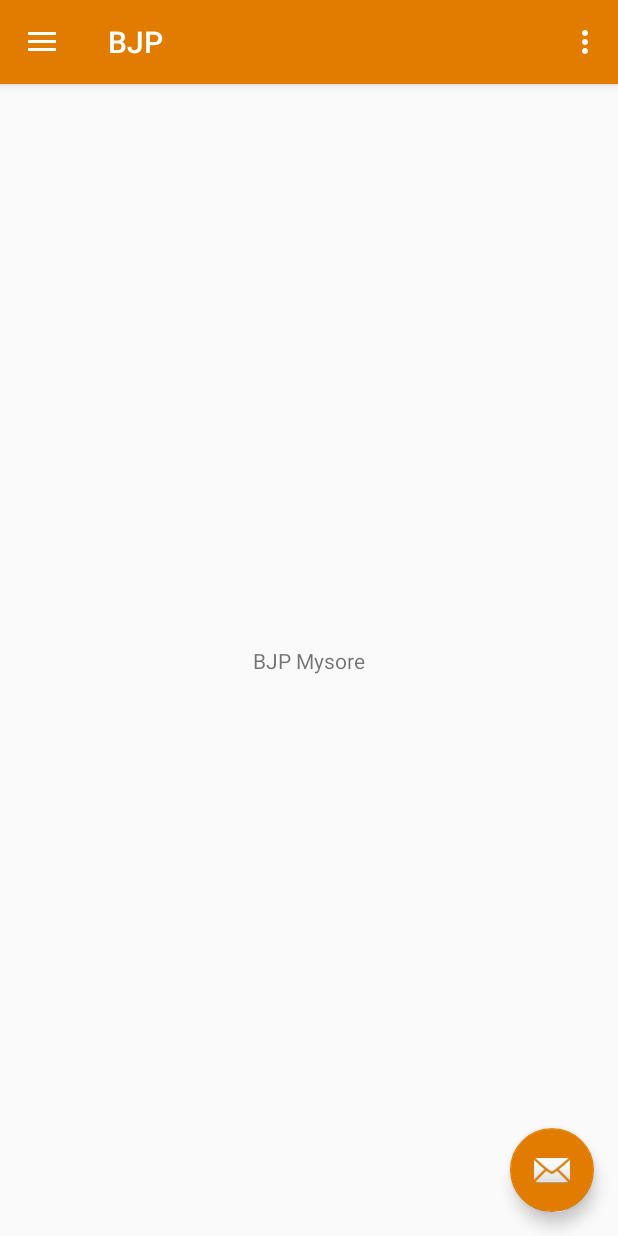
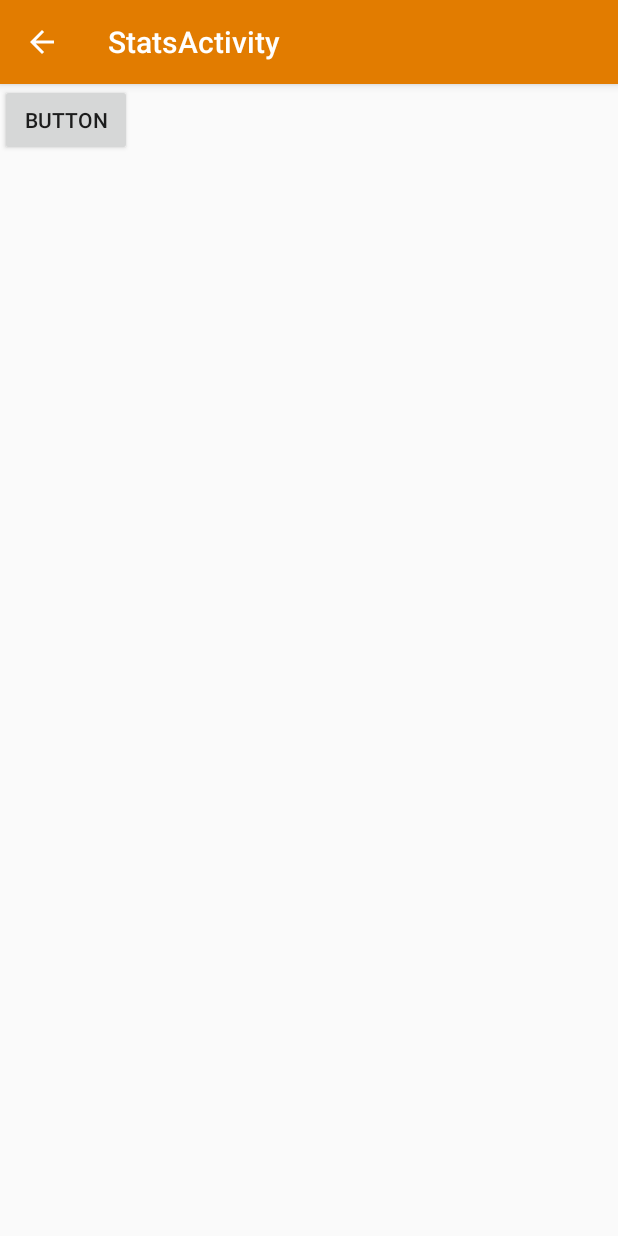
Before and after one commit to ravirammysore/BJPMYS, an Android app: the screen it shows after launch (MainActivity before the commit, StatsActivity after it), in the side drawer, after a tap on "Stats", on a phone screen of 412 x 824 dp. Run offline under Robolectric (Android 15) with nearby library versions, the phone set to English and light mode, and no system bars; our stand-ins replace Volley; libraries missing offline, so code that uses them is left out: io.realm, io.realm.annotations; 11 statements that could not run were skipped.

Commit message:
created stats activity (it should actually be named 'History') right now it simple fetches delivery report for hardcoded pushID need to workout the logic for next steps and then take this forward

```diff
--- a/app/src/main/java/in/appfocus/bjpmys/MainActivity.java
+++ b/app/src/main/java/in/appfocus/bjpmys/MainActivity.java
@@ -106,7 +106,7 @@
     public boolean onNavigationItemSelected(MenuItem item) {
         // Handle navigation thisLayout item clicks here.
         int id = item.getItemId();
-        Intent intent;
+        Intent intent=null;
 
         switch (id){
             case R.id.nav_send_sms:
@@ -121,8 +121,8 @@
             case R.id.nav_groups:
                 intent=new Intent(this,GroupsListActivity.class);
                 break;
-            default:
-                intent=null;
+            case R.id.nav_stats:
+                intent=new Intent(this,StatsActivity.class);
                 break;
         }
 
--- a/app/src/main/java/in/appfocus/bjpmys/SendSMSActivity.java
+++ b/app/src/main/java/in/appfocus/bjpmys/SendSMSActivity.java
@@ -196,8 +196,6 @@
                 "&route={4}&mobile={5}&message={6}",
                 webAddr,uid,apiPin,sid,route,mobileNos,messageEncoded);
 
-        //http://smsalertbox.com/api/sms.php?uid=626a706d7973&pin=Fa3a6e79a945dfbeb0369647865e13a1&sender=BJPMYS&route=4&mobile=918217818636&message=hello
-
         Log.d("mytag",url);
     }
 
--- /dev/null
+++ b/app/src/main/res/layout/activity_stats.xml
@@ -0,0 +1,25 @@
+<?xml version="1.0" encoding="utf-8"?>
+<android.support.design.widget.CoordinatorLayout xmlns:android="http://schemas.android.com/apk/res/android"
+    xmlns:app="http://schemas.android.com/apk/res-auto"
+    xmlns:tools="http://schemas.android.com/tools"
+    android:layout_width="match_parent"
+    android:layout_height="match_parent"
+    tools:context="in.appfocus.bjpmys.StatsActivity">
+
+    <android.support.design.widget.AppBarLayout
+        android:layout_width="match_parent"
+        android:layout_height="wrap_content"
+        android:theme="@style/AppTheme.AppBarOverlay">
+
+        <android.support.v7.widget.Toolbar
+            android:id="@+id/toolbar"
+            android:layout_width="match_parent"
+            android:layout_height="?attr/actionBarSize"
+            android:background="?attr/colorPrimary"
+            app:popupTheme="@style/AppTheme.PopupOverlay" />
+
+    </android.support.design.widget.AppBarLayout>
+
+    <include layout="@layout/content_stats" />
+
+</android.support.design.widget.CoordinatorLayout>
--- /dev/null
+++ b/app/src/main/res/layout/content_stats.xml
@@ -0,0 +1,19 @@
+<?xml version="1.0" encoding="utf-8"?>
+<android.support.constraint.ConstraintLayout xmlns:android="http://schemas.android.com/apk/res/android"
+    xmlns:app="http://schemas.android.com/apk/res-auto"
+    xmlns:tools="http://schemas.android.com/tools"
+    android:layout_width="match_parent"
+    android:layout_height="match_parent"
+    app:layout_behavior="@string/appbar_scrolling_view_behavior"
+    tools:context="in.appfocus.bjpmys.StatsActivity"
+    tools:showIn="@layout/activity_stats">
+
+    <Button
+        android:id="@+id/button"
+        android:layout_width="wrap_content"
+        android:layout_height="wrap_content"
+        android:text="Button"
+        android:onClick="fetchStats"
+        tools:layout_editor_absoluteX="147dp"
+        tools:layout_editor_absoluteY="144dp" />
+</android.support.constraint.ConstraintLayout>
--- a/app/src/main/res/values/strings.xml
+++ b/app/src/main/res/values/strings.xml
@@ -13,4 +13,5 @@
     <string name="title_activity_contact_list">ContactListActivity</string>
     <string name="title_activity_mangage_group">MangageGroupActivity</string>
     <string name="title_activity_manage_contact">ManageContactActivity</string>
+    <string name="title_activity_stats">StatsActivity</string>
 </resources>
```
Also changed, not shown: app/src/main/AndroidManifest.xml (+14 -2 lines), app/src/main/java/in/appfocus/bjpmys/StatsActivity.java (added, +89 -0 lines), app/src/main/java/in/appfocus/bjpmys/models/ReportItem.java (added, +35 -0 lines).
